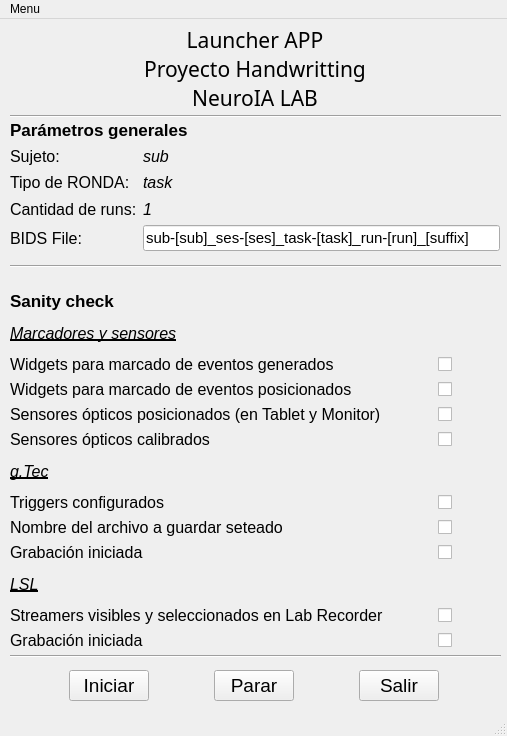
Qt form pyhwr/widgets/launcherApp.ui (lucasbaldezzari/pyhwr) before a commit.
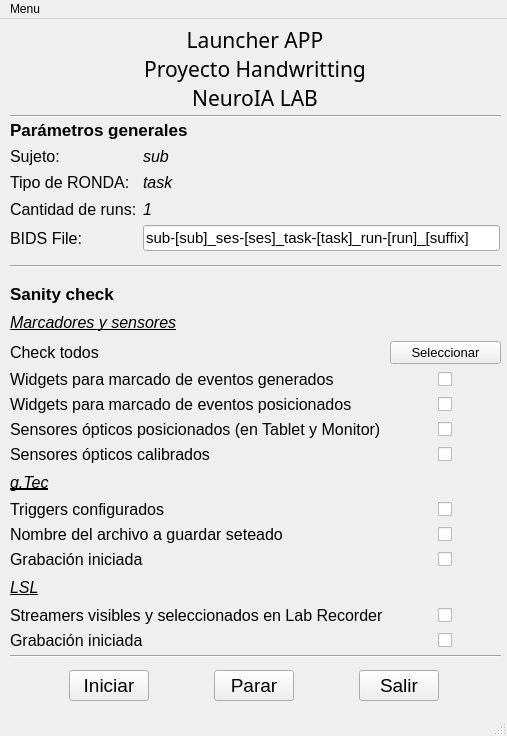
The same form after that commit.

Commit message: Se agrega botón para seleccionar todos los checks de una sola vez!

```diff
--- a/pyhwr/widgets/launcherApp.ui
+++ b/pyhwr/widgets/launcherApp.ui
@@ -195,14 +195,14 @@
      </rect>
     </property>
     <layout class="QGridLayout" name="sanityCheck">
-     <item row="9" column="1" alignment="Qt::AlignHCenter">
+     <item row="10" column="1" alignment="Qt::AlignHCenter">
       <widget class="QCheckBox" name="gtecfile_cbox">
        <property name="text">
         <string/>
        </property>
       </widget>
      </item>
-     <item row="9" column="0">
+     <item row="10" column="0">
       <widget class="QLabel" name="label_14">
        <property name="font">
         <font>
@@ -214,7 +214,7 @@
        </property>
       </widget>
      </item>
-     <item row="5" column="0">
+     <item row="6" column="0">
       <widget class="QLabel" name="label_23">
        <property name="font">
         <font>
@@ -226,14 +226,14 @@
        </property>
       </widget>
      </item>
-     <item row="5" column="1" alignment="Qt::AlignHCenter">
+     <item row="6" column="1" alignment="Qt::AlignHCenter">
       <widget class="QCheckBox" name="senspos_cbox">
        <property name="text">
         <string/>
        </property>
       </widget>
      </item>
-     <item row="11" column="0" colspan="2">
+     <item row="12" column="0" colspan="2">
       <widget class="QLabel" name="label_16">
        <property name="font">
         <font>
@@ -247,7 +247,7 @@
        </property>
       </widget>
      </item>
-     <item row="3" column="0">
+     <item row="4" column="0">
       <widget class="QLabel" name="label_21">
        <property name="font">
         <font>
@@ -273,14 +273,14 @@
        </property>
       </widget>
      </item>
-     <item row="10" column="1" alignment="Qt::AlignHCenter">
+     <item row="11" column="1" alignment="Qt::AlignHCenter">
       <widget class="QCheckBox" name="gtecrecord_cbox">
        <property name="text">
         <string/>
        </property>
       </widget>
      </item>
-     <item row="8" column="0">
+     <item row="9" column="0">
       <widget class="QLabel" name="label_11">
        <property name="font">
         <font>
@@ -292,7 +292,7 @@
        </property>
       </widget>
      </item>
-     <item row="12" column="0">
+     <item row="13" column="0">
       <widget class="QLabel" name="label_18">
        <property name="font">
         <font>
@@ -304,7 +304,7 @@
        </property>
       </widget>
      </item>
-     <item row="8" column="1" alignment="Qt::AlignHCenter">
+     <item row="9" column="1" alignment="Qt::AlignHCenter">
       <widget class="QCheckBox" name="triggersok_cbox">
        <property name="toolTipDuration">
         <number>3</number>
@@ -314,7 +314,7 @@
        </property>
       </widget>
      </item>
-     <item row="7" column="0" colspan="2">
+     <item row="8" column="0" colspan="2">
       <widget class="QLabel" name="label_13">
        <property name="font">
         <font>
@@ -344,7 +344,7 @@
        </property>
       </widget>
      </item>
-     <item row="13" column="0">
+     <item row="14" column="0">
       <widget class="QLabel" name="label_19">
        <property name="font">
         <font>
@@ -356,7 +356,14 @@
        </property>
       </widget>
      </item>
-     <item row="10" column="0">
+     <item row="4" column="1" alignment="Qt::AlignHCenter">
+      <widget class="QCheckBox" name="wigen_cbox">
+       <property name="text">
+        <string/>
+       </property>
+      </widget>
+     </item>
+     <item row="11" column="0">
       <widget class="QLabel" name="label_15">
        <property name="font">
         <font>
@@ -368,21 +375,14 @@
        </property>
       </widget>
      </item>
-     <item row="12" column="1" alignment="Qt::AlignHCenter">
+     <item row="13" column="1" alignment="Qt::AlignHCenter">
       <widget class="QCheckBox" name="lslstreamers_cbox">
        <property name="text">
         <string/>
        </property>
       </widget>
      </item>
-     <item row="3" column="1" alignment="Qt::AlignHCenter">
-      <widget class="QCheckBox" name="wigen_cbox">
-       <property name="text">
-        <string/>
-       </property>
-      </widget>
-     </item>
-     <item row="6" column="0">
+     <item row="7" column="0">
       <widget class="QLabel" name="label_24">
        <property name="font">
         <font>
@@ -394,21 +394,21 @@
        </property>
       </widget>
      </item>
-     <item row="4" column="1" alignment="Qt::AlignHCenter">
+     <item row="5" column="1" alignment="Qt::AlignHCenter">
       <widget class="QCheckBox" name="widpos_cbox">
        <property name="text">
         <string/>
        </property>
       </widget>
      </item>
-     <item row="13" column="1" alignment="Qt::AlignHCenter">
+     <item row="14" column="1" alignment="Qt::AlignHCenter">
       <widget class="QCheckBox" name="lslstarted_cbox">
        <property name="text">
         <string/>
        </property>
       </widget>
      </item>
-     <item row="4" column="0">
+     <item row="5" column="0">
       <widget class="QLabel" name="label_22">
        <property name="font">
         <font>
@@ -420,13 +420,37 @@
        </property>
       </widget>
      </item>
-     <item row="6" column="1" alignment="Qt::AlignHCenter">
+     <item row="7" column="1" alignment="Qt::AlignHCenter">
       <widget class="QCheckBox" name="senscali_cbox">
        <property name="text">
         <string/>
        </property>
       </widget>
      </item>
+     <item row="3" column="0">
+      <widget class="QLabel" name="label_3">
+       <property name="font">
+        <font>
+         <pointsize>12</pointsize>
+        </font>
+       </property>
+       <property name="text">
+        <string>Check todos</string>
+       </property>
+      </widget>
+     </item>
+     <item row="3" column="1">
+      <widget class="QPushButton" name="check_all_btn">
+       <property name="font">
+        <font>
+         <pointsize>10</pointsize>
+        </font>
+       </property>
+       <property name="text">
+        <string>Seleccionar</string>
+       </property>
+      </widget>
+     </item>
     </layout>
    </widget>
    <widget class="QWidget" name="horizontalLayoutWidget">
```
The commit also changes 1 other file.
